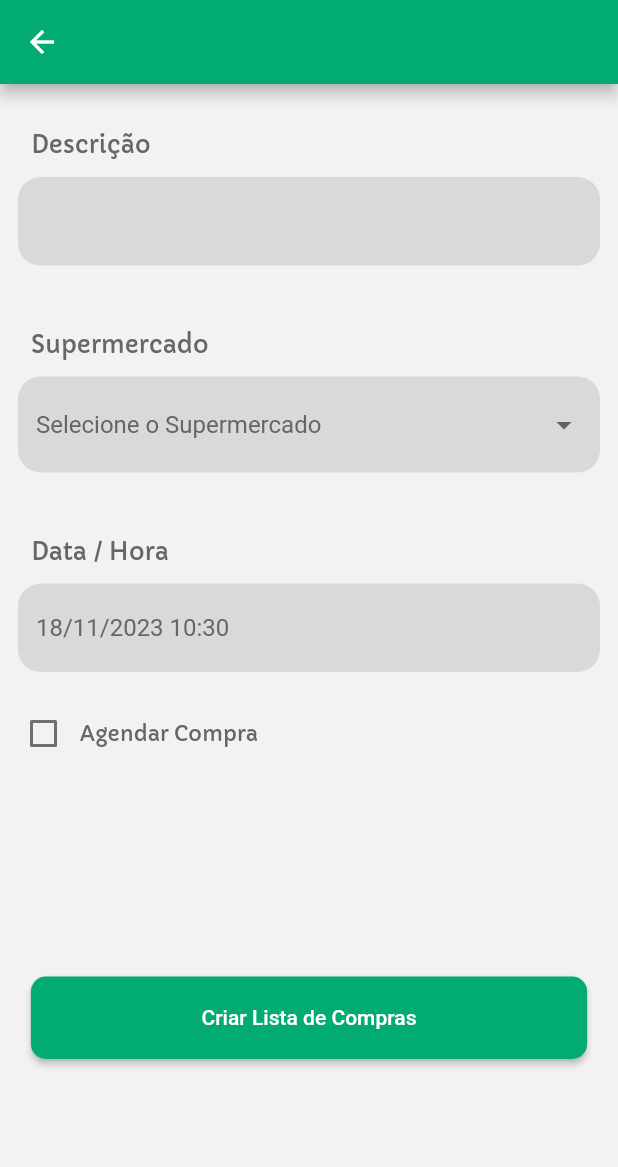
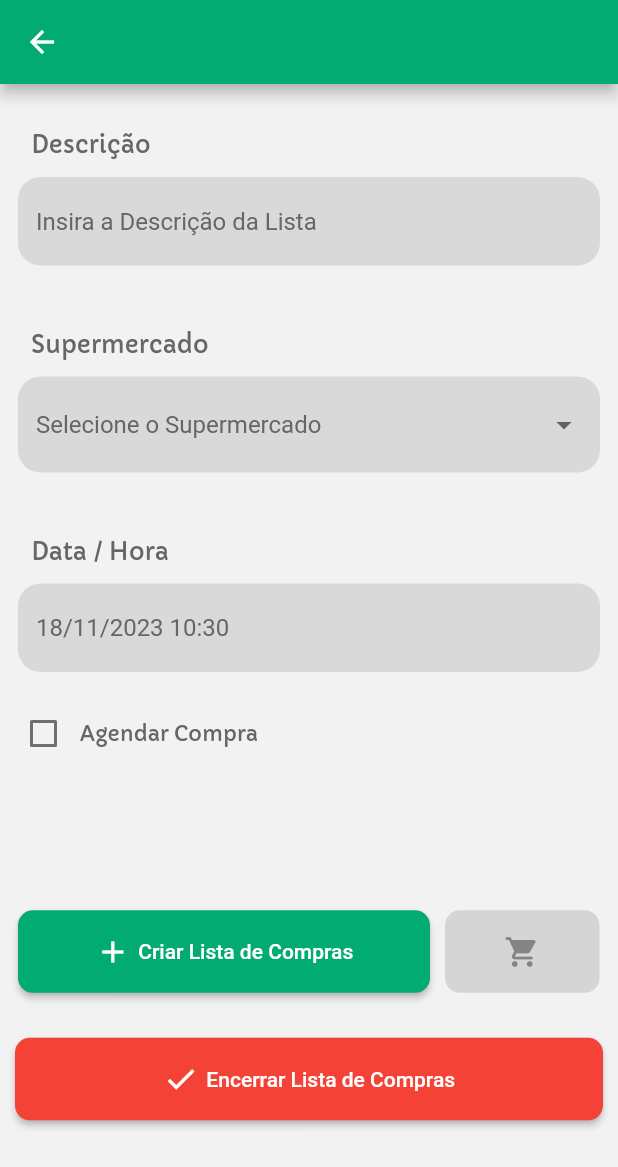
Before and after one commit to miguelhp373/econolista-mobile-app, a Flutter app: the PurchaseDetails screen opened directly, on a phone screen of 412 x 824 dp. Shown: the top 1167 px of the screen. Run offline on Flutter 3.47's test engine with Material 2 defaults, Android fonts, the phone set to English and light mode, and no system bars; drawn by our look-alikes of date_time_picker; our stand-ins replace cloud_firestore, firebase_auth, firebase_core, google_sign_in; accounts and stored records are empty.

Commit message:
Feat - New Features - in Building
* Foi iniciado a criação da lista de compras, que demonstra os produtos (ainda falta criar a tela do scanner, informações do produto).
* Ajustei o layout de botões da tela de detalhes da lista de compras.
* Estruturei a lista de produtos no banco de dados.
* Foi criado o método que retorna o documento selecionado e retorna o documento apenas pelo id.
* Ajustei a rotina de alteração das informações da lista de compras.
* Realizei o downgrade do package [intl: ^0.17.0] por conta do package do datetime_picker requisitar esta versão do intl.

```diff
--- a/econolista_app/lib/app/modules/home/tabs/my_shopping_lists.dart
+++ b/econolista_app/lib/app/modules/home/tabs/my_shopping_lists.dart
@@ -27,8 +27,8 @@ class MyShoppingLists extends StatelessWidget {
               if (streamSnapshot.data!.docs.isNotEmpty) {
                 return ListView.builder(
                   shrinkWrap: true,
-                  physics: const BouncingScrollPhysics(), //scroll style
-                  itemCount: streamSnapshot.data!.docs.length, //rows number
+                  physics: const BouncingScrollPhysics(),
+                  itemCount: streamSnapshot.data!.docs.length,
                   itemBuilder: (context, index) {
                     final DocumentSnapshot documentSnapshot =
                         streamSnapshot.data!.docs[index];
--- a/econolista_app/lib/app/modules/purchase_details/purchase_details.dart
+++ b/econolista_app/lib/app/modules/purchase_details/purchase_details.dart
@@ -1,5 +1,6 @@
 // ignore_for_file: unrelated_type_equality_checks, use_build_context_synchronously
 
+import 'package:econolista_app/app/modules/purchase_products_list/purchase_products_list.dart';
 import 'package:firebase_auth/firebase_auth.dart';
 import 'package:flutter/material.dart';
 
@@ -22,6 +23,7 @@ class _PurchaseDetailsState extends State<PurchaseDetails> {
   String? _isMarketNameSelected;
   bool? _isFuturePurchase = false;
   String? _purchasedId;
+  bool? _hasShowProductsList = false;
 
   late Future<Map<String, dynamic>> isShoppingListCollection;
   late TextEditingController _descriptionTextInput;
@@ -35,16 +37,17 @@ class _PurchaseDetailsState extends State<PurchaseDetails> {
   void _submitForm(
       BuildContext context, PurchasedModels purchasedModels) async {
     if (_formKey.currentState!.validate()) {
-      final submitSuccess = await ShoppingListCollection()
+      final submitJsonResult = await ShoppingListCollection()
           .formSubmitShoppingList(purchasedModels);
 
-      if (submitSuccess == true) {
+      if (submitJsonResult[0]['status'] == true) {
         ScaffoldMessengeAlert().showMessageOnDisplayBottom(
-            context, 'Lista de Compras Criada Com Sucesso!');
-        Navigator.pop(context);
+            context, submitJsonResult[0]['message']);
+        _hasShowProductsList = true;
+        //Navigator.pop(context);
       } else {
         ScaffoldMessengeAlert().showMessageOnDisplayBottom(
-            context, 'Erro ao Tentar Criar Lista de Compras, Tente Novamente!');
+            context, submitJsonResult[0]['message']);
       }
     }
   }
@@ -54,6 +57,8 @@ class _PurchaseDetailsState extends State<PurchaseDetails> {
     super.initState();
 
     _purchasedId = widget.purchasedModels.purchasedId;
+
+    _hasShowProductsList = _purchasedId?.isNotEmpty;
 
     _descriptionTextInput =
         TextEditingController(text: widget.purchasedModels.description);
@@ -109,6 +114,10 @@ class _PurchaseDetailsState extends State<PurchaseDetails> {
                     controller: _descriptionTextInput,
                     textInputAction: TextInputAction.next,
                     decoration: InputDecoration(
+                      hintText: 'Insira a Descrição da Lista',
+                      hintStyle: TextStyle(
+                        color: Theme.of(context).textTheme.bodyMedium?.color,
+                      ),
                       filled: true,
                       fillColor:
                           Theme.of(context).inputDecorationTheme.fillColor,
@@ -262,8 +271,13 @@ class _PurchaseDetailsState extends State<PurchaseDetails> {
                     ],
                   ),
                 ),
-                SizedBox(height: MediaQuery.of(context).size.height / 8),
+                SizedBox(height: MediaQuery.of(context).size.height / 14),
+                Padding(
+                  padding: const EdgeInsets.only(left: 12, right: 10),
+                  child: Row(
+                    children: [
                       Container(
+                        width: MediaQuery.of(context).size.width / 1.5,
                         margin: const EdgeInsets.only(top: 30),
                         child: SizedBox(
                           width: MediaQuery.of(context).size.width * 0.9,
@@ -275,20 +289,95 @@ class _PurchaseDetailsState extends State<PurchaseDetails> {
                               ),
                             ),
                             child: _purchasedId!.isEmpty
-                          ? const Text('Criar Lista de Compras')
-                          : const Text('Salvar Alterações'),
+                                ? const Row(
+                                    mainAxisAlignment: MainAxisAlignment.center,
+                                    children: [
+                                      Icon(Icons.add),
+                                      SizedBox(width: 5),
+                                      Text('Criar Lista de Compras')
+                                    ],
+                                  )
+                                : const Row(
+                                    mainAxisAlignment: MainAxisAlignment.center,
+                                    children: [
+                                      Icon(Icons.save),
+                                      SizedBox(width: 5),
+                                      Text('Salvar Alterações')
+                                    ],
+                                  ),
                             onPressed: () => _submitForm(
                               context,
                               PurchasedModels(
                                 purchasedId: _purchasedId!,
                                 userId: _userAuthId!,
                                 description: _descriptionTextInput.text,
-                          dateTimeCreated:
-                              DateTime.parse(_dateTimeCreatedTextInput.text),
+                                dateTimeCreated: DateTime.parse(
+                                    _dateTimeCreatedTextInput.text),
                                 marketName: _isMarketNameSelected!,
                                 productsList: [],
                                 futurePuchased: _isFuturePurchase!,
                               ),
+                            ),
+                          ),
+                        ),
+                      ),
+                      const SizedBox(width: 10),
+                      Container(
+                        width: MediaQuery.of(context).size.width / 4,
+                        margin: const EdgeInsets.only(top: 30),
+                        child: SizedBox(
+                          width: MediaQuery.of(context).size.width * 0.9,
+                          height: 55,
+                          child: ElevatedButton(
+                            style: ElevatedButton.styleFrom(
+                              shape: RoundedRectangleBorder(
+                                borderRadius: BorderRadius.circular(10),
+                              ),
+                            ),
+                            onPressed: _hasShowProductsList == true
+                                ? () => Navigator.pushReplacement(
+                                      context,
+                                      MaterialPageRoute(
+                                        builder: (context) =>
+                                            const PurchaseProductsList(),
+                                      ),
+                                    )
+                                : null,
+                            child: const Column(
+                              mainAxisAlignment: MainAxisAlignment.center,
+                              children: [Icon(Icons.shopping_cart)],
+                            ),
+                          ),
+                        ),
+                      ),
+                    ],
+                  ),
+                ),
+                Padding(
+                  padding: const EdgeInsets.only(left: 10, right: 10),
+                  child: Container(
+                    width: MediaQuery.of(context).size.width,
+                    margin: const EdgeInsets.only(top: 30),
+                    child: SizedBox(
+                      width: MediaQuery.of(context).size.width * 0.9,
+                      height: 55,
+                      child: ElevatedButton(
+                        style: ElevatedButton.styleFrom(
+                          shape: RoundedRectangleBorder(
+                            borderRadius: BorderRadius.circular(10),
+                          ),
+                          backgroundColor: Colors
+                              .red, // Adicione esta linha para definir a cor vermelha
+                        ),
+                        child: const Row(
+                          mainAxisAlignment: MainAxisAlignment.center,
+                          children: [
+                            Icon(Icons.check),
+                            SizedBox(width: 5),
+                            Text('Encerrar Lista de Compras')
+                          ],
+                        ),
+                        onPressed: () => {},
                       ),
                     ),
                   ),
--- a/econolista_app/pubspec.yaml
+++ b/econolista_app/pubspec.yaml
@@ -33,7 +33,7 @@ dependencies:
   cloud_firestore: ^4.13.0
   google_sign_in: ^6.1.6
   date_time_picker: ^2.1.0
-  intl: ^0.18.1
+  intl: ^0.17.0
 
   flutter:
     sdk: flutter
```
Also changed, not shown: econolista_app/lib/app/modules/purchase_products_list/components/purchase_products_listview.dart (added, +149 -0 lines), econolista_app/lib/app/modules/purchase_products_list/purchase_products_list.dart (added, +65 -0 lines), econolista_app/lib/app/shared/database/shopping_list_collection/shopping_list_collection.dart (+35 -4 lines), econolista_app/lib/app/shared/widgets/top_title_page/top_title_page.dart (added, +33 -0 lines), econolista_app/pubspec.lock. Lines whose indentation alone changed are shown as unchanged.
